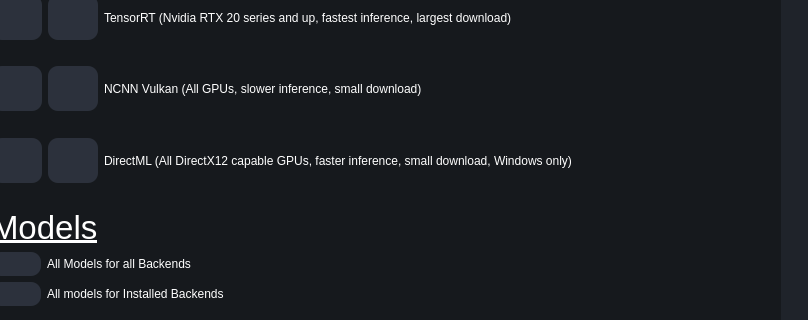
Qt form testRVEInterface.ui (TNTwise/Rife-ESRGAN-App-Linux-QT) before a commit; both pictures show x 167 to 975 and y 361 to 681 of the 975 by 795 pixel window.
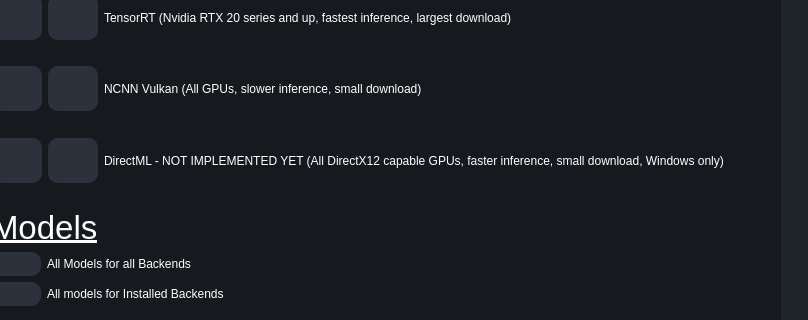
The same form after that commit. Icons and pictures are not drawn.

Commit message: fix border crop

Patch:
```diff
--- a/testRVEInterface.ui
+++ b/testRVEInterface.ui
@@ -4540,7 +4540,7 @@
                         <item>
                          <widget class="QLabel" name="label_28">
                           <property name="text">
-                           <string>DirectML (All DirectX12 capable GPUs, faster inference, small download, Windows only)</string>
+                           <string>DirectML - NOT IMPLEMENTED YET (All DirectX12 capable GPUs, faster inference, small download, Windows only)</string>
                           </property>
                          </widget>
                         </item>
```
The commit also changes 2 other files.
